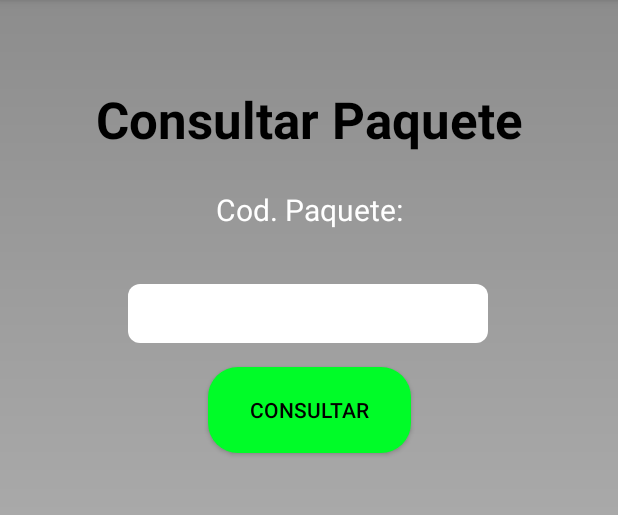
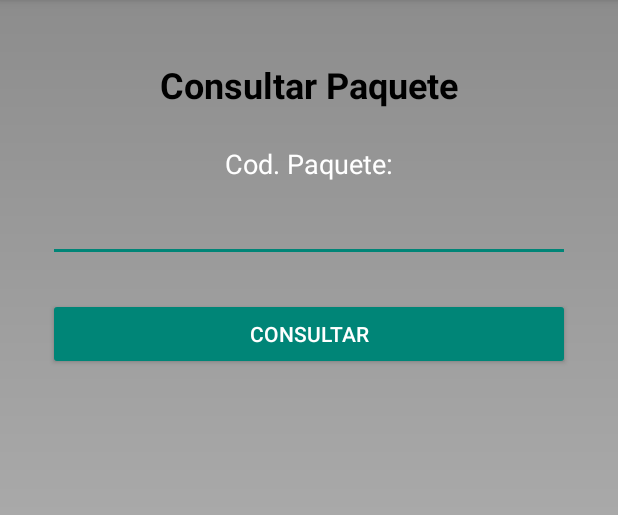
Before and after one commit to LS18025/PROYECTO_PDM, an Android app: the ConsultarSeguimientoPedidos screen opened directly, with no data from a screen before it, on a phone screen of 412 x 824 dp, the part 84-599 px from its top. Run offline under Robolectric (Android 15) with nearby library versions, the phone set to English and light mode, and no system bars.

Commit message:
update consultar pedidos

```diff
--- a/app/src/main/res/layout/activity_consultar_seguimiento_pedidos.xml
+++ b/app/src/main/res/layout/activity_consultar_seguimiento_pedidos.xml
@@ -1,70 +1,70 @@
-<?xml version="1.0" encoding="utf-8"?>
-<androidx.constraintlayout.widget.ConstraintLayout xmlns:android="http://schemas.android.com/apk/res/android"
+<androidx.constraintlayout.widget.ConstraintLayout
+    xmlns:android="http://schemas.android.com/apk/res/android"
     xmlns:app="http://schemas.android.com/apk/res-auto"
     xmlns:tools="http://schemas.android.com/tools"
     android:layout_width="match_parent"
     android:layout_height="match_parent"
-    tools:context=".ConsultarSeguimientoPedidos">
+    android:padding="16dp">
 
     <TextView
         android:id="@+id/btnConsultar"
         android:layout_width="wrap_content"
         android:layout_height="wrap_content"
-        android:background="@null"
         android:text="@string/consultaPaquete"
         android:textColor="@color/black"
-        android:textSize="34sp"
+        android:textSize="24sp"
         android:textStyle="bold"
-        app:layout_constraintBottom_toBottomOf="parent"
+        app:layout_constraintTop_toTopOf="parent"
+        app:layout_constraintStart_toStartOf="parent"
         app:layout_constraintEnd_toEndOf="parent"
+        android:layout_marginTop="24dp"/>
+
+    <TextView
+        android:id="@+id/textViewCodigo"
+        android:layout_width="wrap_content"
+        android:layout_height="wrap_content"
+        android:text="@string/codigo"
+        android:textColor="@color/white"
+        android:textSize="18sp"
+        app:layout_constraintTop_toBottomOf="@+id/btnConsultar"
         app:layout_constraintStart_toStartOf="parent"
-        app:layout_constraintTop_toTopOf="parent"
-        app:layout_constraintVertical_bias="0.078" />
+        app:layout_constraintEnd_toEndOf="parent"
+        android:layout_marginTop="24dp"/>
+
+    <EditText
+        android:id="@+id/txtCodPedido"
+        android:layout_width="0dp"
+        android:layout_height="wrap_content"
+        android:layout_marginTop="8dp"
+        android:inputType="text"
+        app:layout_constraintStart_toStartOf="parent"
+        app:layout_constraintEnd_toEndOf="parent"
+        app:layout_constraintTop_toBottomOf="@+id/textViewCodigo"
+        android:layout_marginStart="16dp"
+        android:layout_marginEnd="16dp"/>
 
     <Button
         android:id="@+id/buttonConsultar"
-        style="@style/EstiloBoton"
-        android:layout_width="135dp"
-        android:layout_height="57dp"
-        android:layout_marginTop="16dp"
+        style="@style/Widget.AppCompat.Button.Colored"
+        android:layout_width="0dp"
+        android:layout_height="wrap_content"
         android:text="@string/consultaBoton"
+        app:layout_constraintTop_toBottomOf="@+id/txtCodPedido"
+        app:layout_constraintStart_toStartOf="parent"
         app:layout_constraintEnd_toEndOf="parent"
-        app:layout_constraintStart_toStartOf="parent"
-        app:layout_constraintTop_toBottomOf="@+id/txtCodPedido" />
-
-    <EditText
-        android:id="@+id/txtCodPedido"
-        android:layout_width="240dp"
-        android:layout_height="39dp"
-        android:layout_marginTop="36dp"
-        android:autofillHints="name"
-        style="@style/EditTextStyle"
-        android:ems="10"
-        android:inputType="text"
-        app:layout_constraintEnd_toEndOf="parent"
-        app:layout_constraintHorizontal_bias="0.497"
-        app:layout_constraintStart_toStartOf="parent"
-        app:layout_constraintTop_toBottomOf="@+id/textView15" />
-
-    <TextView
-        android:id="@+id/textView15"
-        android:layout_width="wrap_content"
-        android:layout_height="wrap_content"
         android:layout_marginTop="24dp"
-        android:text="@string/codigo"
-        android:textColor="@color/white"
-        android:textSize="20sp"
-        app:layout_constraintEnd_toEndOf="parent"
-        app:layout_constraintStart_toStartOf="parent"
-        app:layout_constraintTop_toBottomOf="@+id/btnConsultar" />
+        android:layout_marginStart="16dp"
+        android:layout_marginEnd="16dp"/>
 
     <ListView
         android:id="@+id/listViewPedidos"
         android:layout_width="0dp"
         android:layout_height="0dp"
+        app:layout_constraintTop_toBottomOf="@+id/buttonConsultar"
         app:layout_constraintBottom_toBottomOf="parent"
+        app:layout_constraintStart_toStartOf="parent"
         app:layout_constraintEnd_toEndOf="parent"
-        app:layout_constraintStart_toStartOf="parent"
-        app:layout_constraintTop_toBottomOf="@+id/buttonConsultar" />
+        android:layout_marginTop="24dp"
+        android:layout_marginBottom="24dp"/>
 
 </androidx.constraintlayout.widget.ConstraintLayout>
--- a/app/src/main/res/layout/item_seguimiento.xml
+++ b/app/src/main/res/layout/item_seguimiento.xml
@@ -2,7 +2,10 @@
 <LinearLayout xmlns:android="http://schemas.android.com/apk/res/android"
     android:layout_width="match_parent"
     android:layout_height="wrap_content"
-    android:orientation="vertical">
+    android:orientation="vertical"
+    android:layout_margin="8dp"
+    android:elevation="4dp">
+
 
     <TextView
         android:id="@+id/txtFecha"
@@ -10,7 +13,9 @@
         android:layout_height="wrap_content"
         android:text="Fecha:"
         android:textColor="@android:color/black"
-        android:textSize="16sp" />
+        android:textSize="18sp"
+        android:textStyle="bold"
+        android:layout_margin="8dp" />
 
     <TextView
         android:id="@+id/txtEstado"
@@ -18,7 +23,8 @@
         android:layout_height="wrap_content"
         android:text="Estado:"
         android:textColor="@android:color/black"
-        android:textSize="16sp" />
+        android:textSize="16sp"
+        android:layout_margin="8dp" />
 
     <TextView
         android:id="@+id/txtUbicacion"
@@ -26,6 +32,7 @@
         android:layout_height="wrap_content"
         android:text="Ubicación:"
         android:textColor="@android:color/black"
-        android:textSize="16sp" />
+        android:textSize="16sp"
+        android:layout_margin="8dp" />
 
 </LinearLayout>
```
